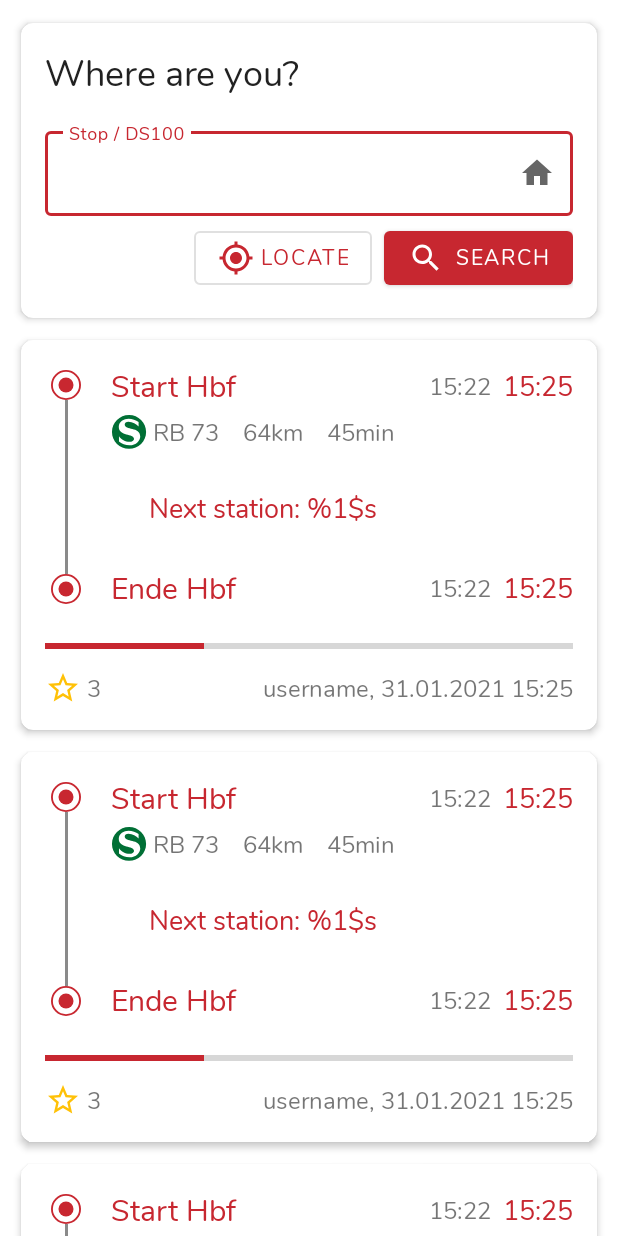
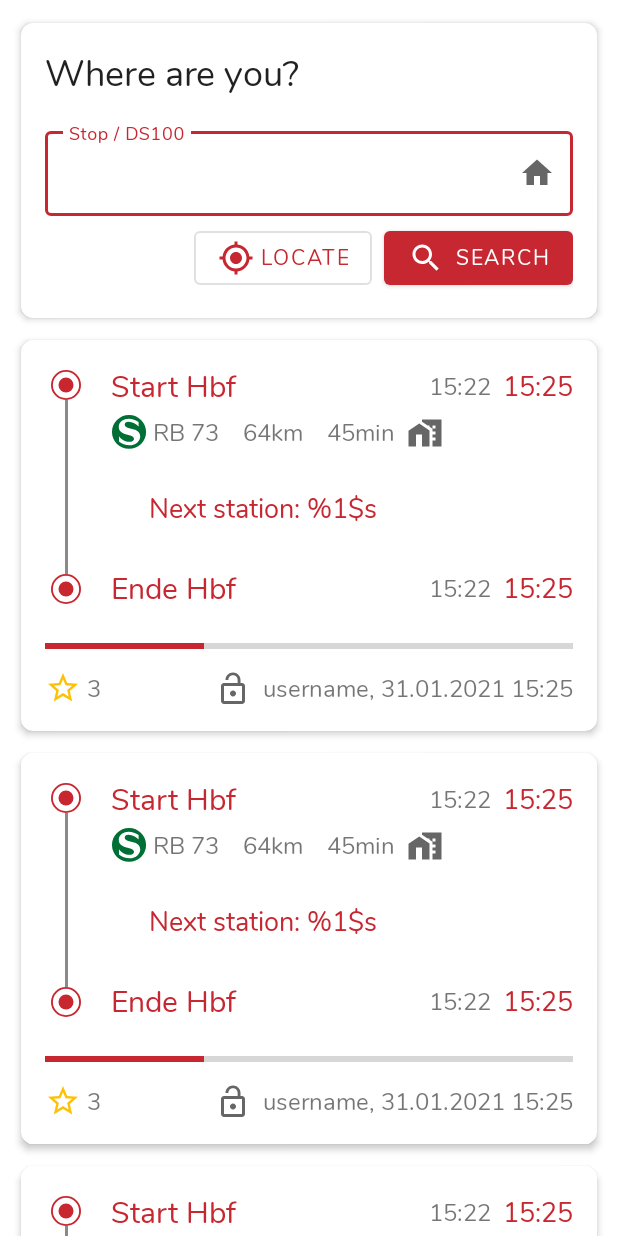
Before and after one commit to Traewelldroid/traewelldroid, an Android app: the layout fragment_dashboard.xml on its own in the app's theme, with its tools: preview values and no code run, on a phone screen of 412 x 824 dp. Run offline under Robolectric (Android 15) with nearby library versions, the phone set to English and light mode, and no system bars; network calls fail.

Commit message:
added indicators for status visibility and business on check-in card

```diff
--- a/app/build.gradle
+++ b/app/build.gradle
@@ -25,8 +25,8 @@ android {
         applicationId "de.hbch.traewelling"
         minSdk 23
         targetSdk 31
-        versionCode 10
-        versionName "0.8.0"
+        versionCode 11
+        versionName "0.8.1"
 
         manifestPlaceholders = [
                 SENTRY_DSN: sentryDsn
--- a/app/src/main/res/layout/card_checkin_overview.xml
+++ b/app/src/main/res/layout/card_checkin_overview.xml
@@ -80,7 +80,7 @@
                     style="@style/Theme.Traewelling.StatisticTexts"
                     android:layout_width="0dp"
                     android:layout_height="wrap_content"
-                    android:layout_marginLeft="16dp"
+                    android:layout_marginStart="16dp"
                     android:text="@{checkIn.journey.origin.name}"
                     app:layout_constraintEnd_toStartOf="@+id/departure_planned_time"
                     app:layout_constraintStart_toStartOf="parent"
@@ -131,7 +131,7 @@
                     android:layout_width="wrap_content"
                     android:layout_height="wrap_content"
                     android:id="@+id/train_line"
-                    android:layout_marginLeft="4dp"
+                    android:layout_marginStart="4dp"
                     app:layout_constraintStart_toEndOf="@id/icon_product"
                     app:layout_constraintTop_toTopOf="@id/icon_product"
                     app:layout_constraintBottom_toBottomOf="@id/icon_product"
@@ -145,7 +145,7 @@
                     android:id="@+id/distance"
                     app:layout_constraintStart_toEndOf="@id/train_line"
                     app:layout_constraintTop_toTopOf="@id/train_line"
-                    android:layout_marginLeft="16dp"
+                    android:layout_marginStart="16dp"
                     android:textSize="16sp"
                     tools:text="64km"
                     android:text="@{@string/display_kilometres(checkIn.journey.distance / 1000)}" />
@@ -156,10 +156,21 @@
                     android:id="@+id/travel_time"
                     app:layout_constraintStart_toEndOf="@id/distance"
                     app:layout_constraintTop_toTopOf="@id/distance"
-                    android:layout_marginLeft="16dp"
+                    android:layout_marginStart="16dp"
                     android:textSize="16sp"
                     tools:text="45min"
                     duration="@{checkIn.journey.duration}"/>
+
+                <ImageView
+                    android:layout_width="wrap_content"
+                    android:layout_height="wrap_content"
+                    android:id="@+id/icon_business_type"
+                    android:layout_marginStart="8dp"
+                    app:layout_constraintStart_toEndOf="@id/travel_time"
+                    app:layout_constraintTop_toTopOf="@id/distance"
+                    app:layout_constraintBottom_toBottomOf="@id/distance"
+                    tools:srcCompat="@drawable/ic_commute"
+                    business="@{checkIn.business}" />
 
                 <TextView
                     android:id="@+id/next_station"
@@ -264,9 +275,22 @@
                 tools:text="3"
                 android:text="@{Integer.toString(viewModel.likes)}" />
 
+            <ImageView
+                android:layout_width="wrap_content"
+                android:layout_height="wrap_content"
+                android:id="@+id/icon_status_visibility"
+                app:layout_constraintEnd_toStartOf="@id/status_info"
+                app:layout_constraintTop_toTopOf="@id/status_info"
+                app:layout_constraintBottom_toBottomOf="@id/status_info"
+                android:layout_marginEnd="8dp"
+                tools:srcCompat="@drawable/ic_lock_open"
+                statusVisibility="@{checkIn.visibility}" />
+
+
             <TextView
                 android:layout_width="wrap_content"
                 android:layout_height="wrap_content"
+                android:id="@+id/status_info"
                 app:layout_constraintEnd_toEndOf="parent"
                 app:layout_constraintTop_toTopOf="@id/fav"
                 app:layout_constraintBottom_toBottomOf="@id/fav"
```
Also changed, not shown: app/src/main/java/de/hbch/traewelling/adapters/DataBindingAdapters.kt (+27 -0 lines).
